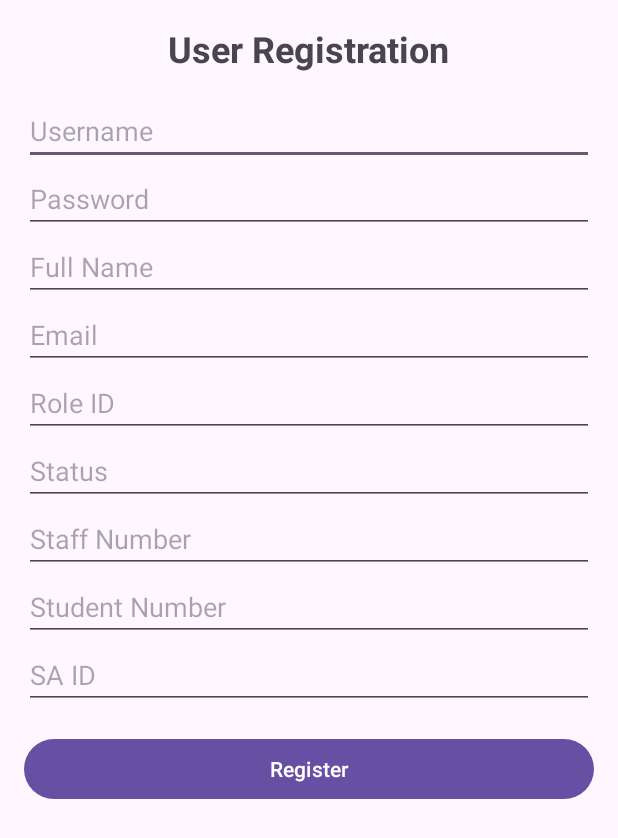
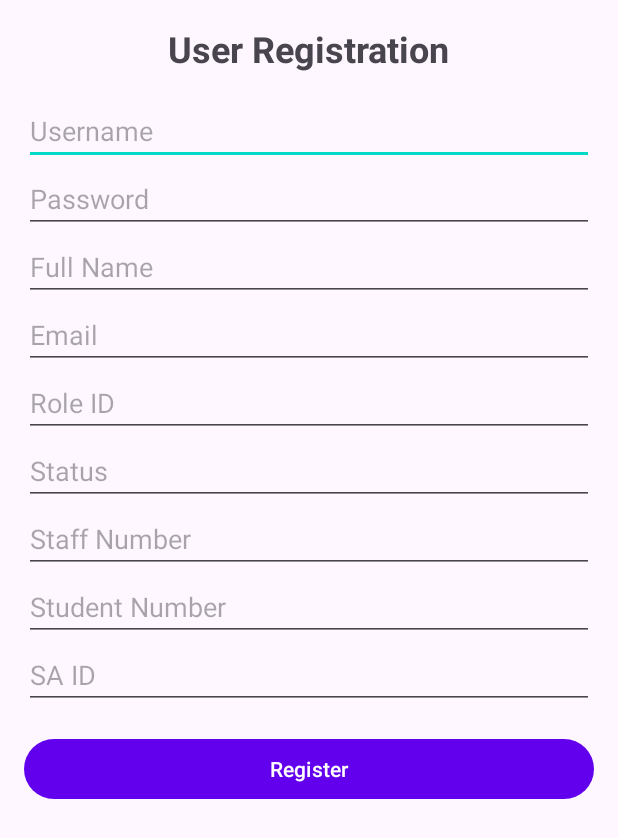
Before and after one commit to samkelisojam/2025-mobile, an Android app: the SignUp screen opened directly, with no data from a screen before it, on a phone screen of 412 x 824 dp. Shown: the top 838 px of the screen. Run offline under Robolectric (Android 15) with nearby library versions, the phone set to English and light mode, and no system bars.

Commit message:
Update themes.xml

```diff
--- a/assertmanangement/app/src/main/res/values/themes.xml
+++ b/assertmanangement/app/src/main/res/values/themes.xml
@@ -1,8 +1,15 @@
 <resources xmlns:tools="http://schemas.android.com/tools">
     <!-- Base application theme. -->
     <style name="Base.Theme.Assertmanangement" parent="Theme.Material3.DayNight.NoActionBar">
-        <!-- Customize your light theme here. -->
-        <!-- <item name="colorPrimary">@color/my_light_primary</item> -->
+     <!--  Primary brand color.  -->
+<item name="colorPrimary">@color/purple_500</item>
+<item name="colorPrimaryVariant">@color/purple_700</item>
+<item name="colorOnPrimary">@color/white</item>
+<!--  Secondary brand color.  -->
+<item name="colorSecondary">@color/teal_200</item>
+<item name="colorSecondaryVariant">@color/teal_700</item>
+<item name="colorOnSecondary">@color/black</item>
+<!--  Status bar color.  -->
     </style>
 
     <style name="Theme.Assertmanangement" parent="Base.Theme.Assertmanangement" />
```
